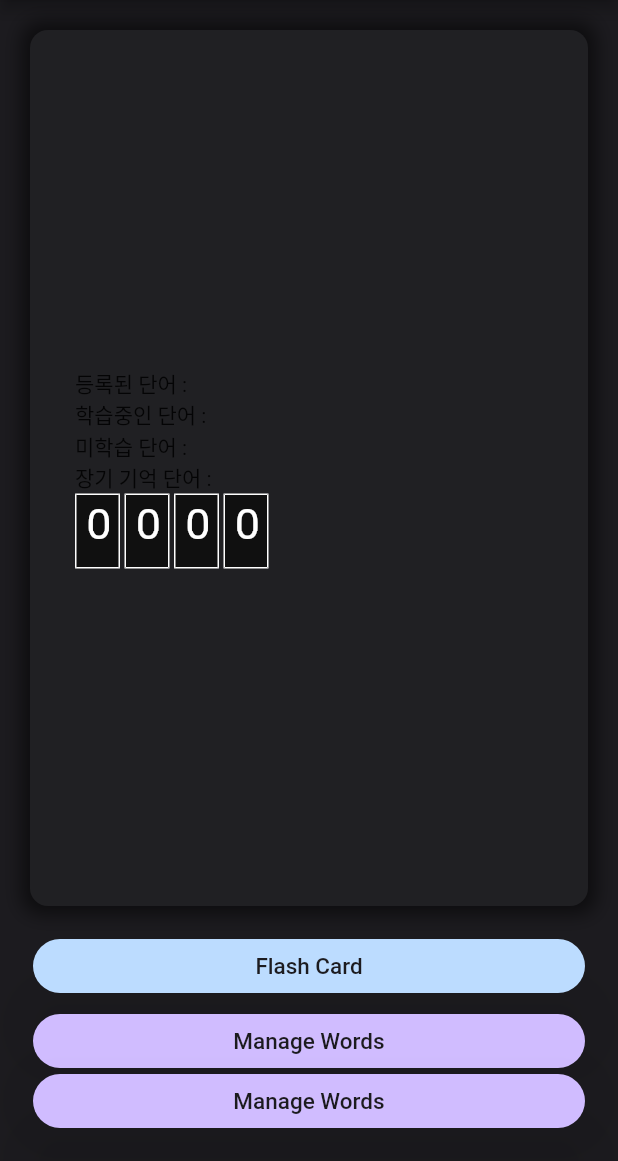
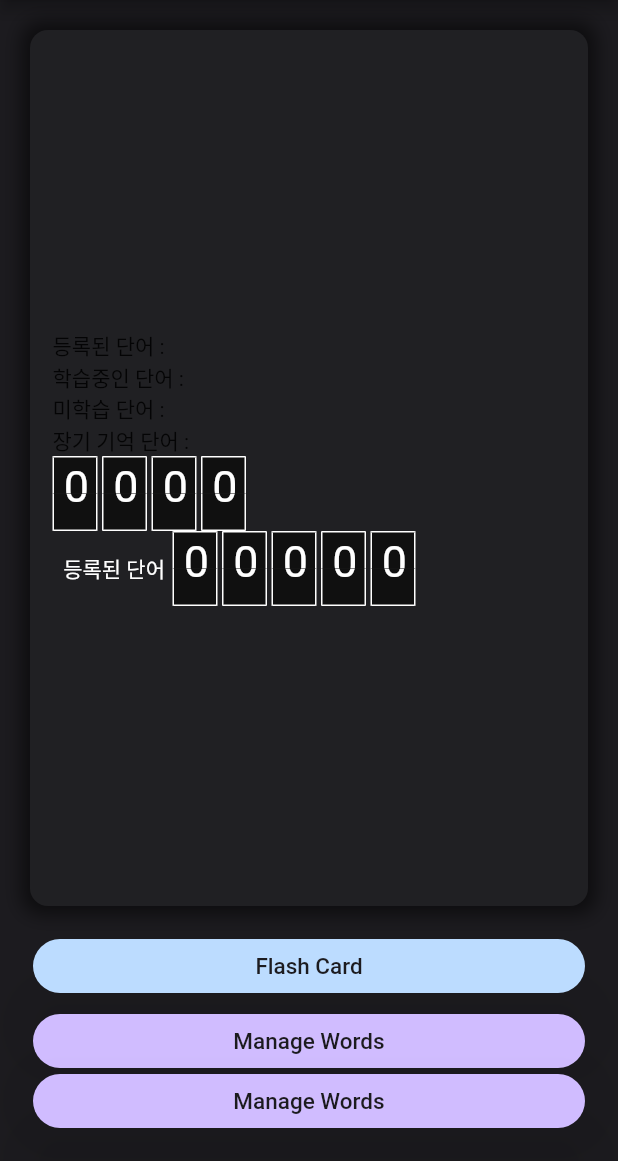
Before and after one commit to Xeno-Song/WordBook, a Flutter app: the screen it shows after launch, on a phone screen of 412 x 824 dp, the part 75-1236 px from its top. Run offline on Flutter 3.47's test engine with Material 2 defaults, Android fonts, the phone set to English and light mode, and no system bars; our stand-ins replace flutter_card_swiper, flutter_spinkit, fluttertoast, sqflite_common, sqflite_common_ffi; missing offline and left inert: flutter_flip_card; accounts and stored records are empty.

Commit message:
[ADD] Add labeled number indicator widget

```diff
--- a/lib/View/Main.dart
+++ b/lib/View/Main.dart
@@ -92,7 +92,7 @@ class _MainViewPageState extends State<MainView> {
                         child: Container(
                           width: double.infinity,
                           height: double.infinity,
-                          padding: const EdgeInsets.fromLTRB(30, 0, 30, 0),
+                          padding: const EdgeInsets.fromLTRB(15, 0, 15, 0),
                           alignment: Alignment.centerLeft,
                           child: Column(
                             crossAxisAlignment: CrossAxisAlignment.stretch,
@@ -113,6 +113,15 @@ class _MainViewPageState extends State<MainView> {
                                 width: 30,
                                 gapBetweenDigits: 3,
                                 controller: controller,
+                              ),
+                              LabeledNumberIndicator(
+                                labelWidth: 80,
+                                label: "등록된 단어",
+                                controller: controller,
+                                labelStyle: const TextStyle(
+                                  fontSize: 14,
+                                  color: Colors.white,
+                                ),
                               ),
                             ],
                           ),
@@ -296,3 +305,51 @@ class _MainViewPageState extends State<MainView> {
     });
   }
 }
+
+class LabeledNumberIndicator extends StatefulWidget {
+  const LabeledNumberIndicator({
+    super.key,
+    this.labelStyle,
+    this.labelWidth,
+    this.label,
+    required this.controller,
+  });
+
+  final double? labelWidth;
+  final String? label;
+  final TextStyle? labelStyle;
+  final HorizontalFlipNumberController controller;
+
+  @override
+  State<StatefulWidget> createState() {
+    return _LabelNumberIndicatorState();
+  }
+}
+
+class _LabelNumberIndicatorState extends State<LabeledNumberIndicator> {
+  @override
+  Widget build(BuildContext context) {
+    return Row(
+      mainAxisAlignment: MainAxisAlignment.start,
+      crossAxisAlignment: CrossAxisAlignment.center,
+      children: [
+        Container(
+          padding: const EdgeInsets.fromLTRB(0, 0, 5, 0),
+          width: widget.labelWidth,
+          alignment: Alignment.centerRight,
+          child: Text(
+            widget.label!,
+            style: widget.labelStyle,
+          ),
+        ),
+        HorizontalFlipNumber(
+          digits: 5,
+          height: 50,
+          width: 30,
+          gapBetweenDigits: 3,
+          controller: widget.controller,
+        ),
+      ],
+    );
+  }
+}
--- a/lib/View/components/flip_number.dart
+++ b/lib/View/components/flip_number.dart
@@ -141,7 +141,6 @@ class _FlipNumberState extends State<FlipNumber> with TickerProviderStateMixin {
             setState(() {
               _oldNumber = _newNumber;
               onNumberChanged();
-              // changeToNewNumber((_newNumber + 1) % 10);
             });
           }
         }
```
